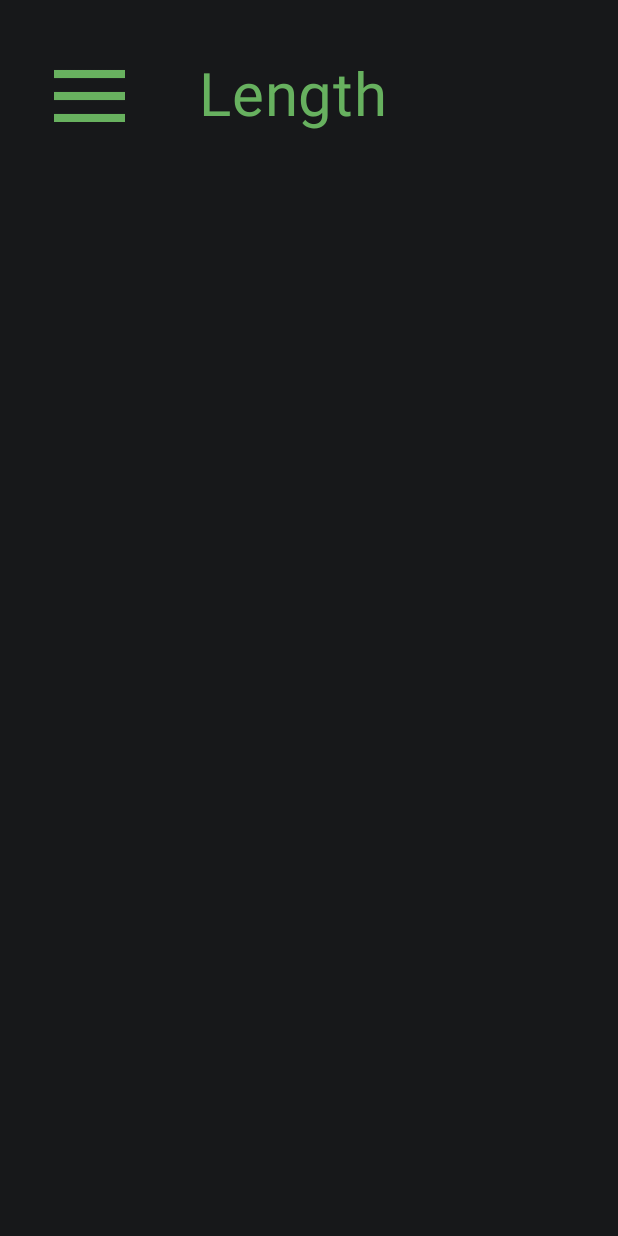
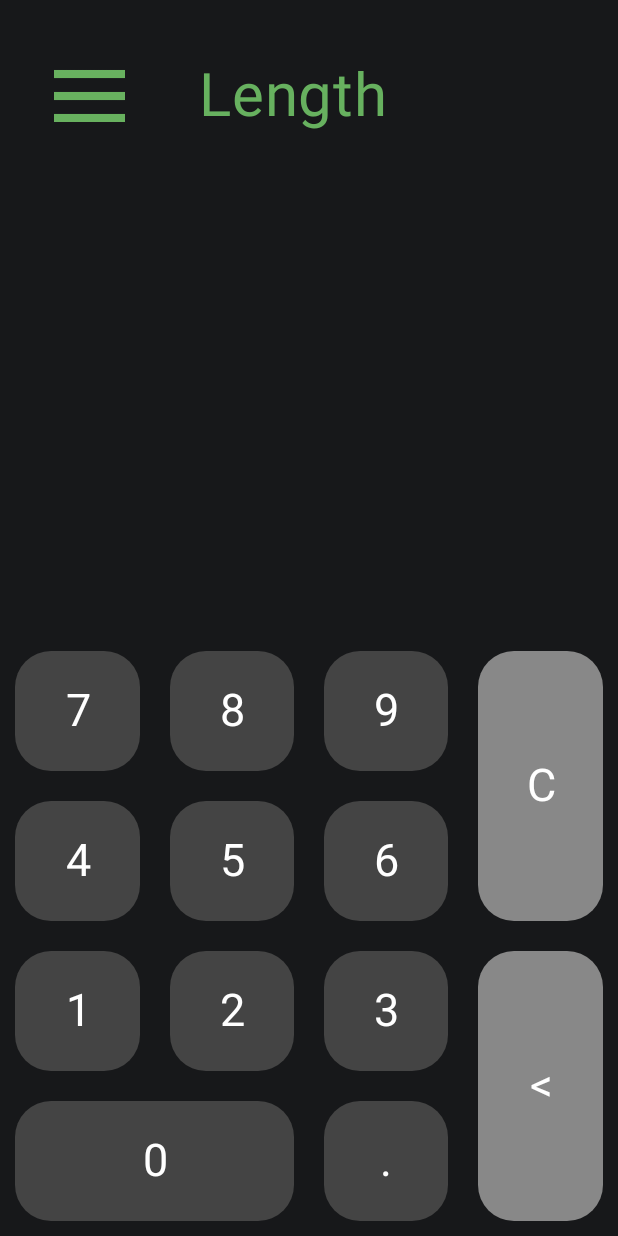
Before and after one commit to Ankumeah/Calculater, an Android app built with Jetpack Compose: the @Preview function PreviewScreen, on a phone screen of 412 x 824 dp. Run offline under Robolectric (Android 15) with nearby library versions, the phone set to English and light mode, and no system bars.

Commit message:
added numpad to OptionTemplate

```diff
--- a/app/src/main/java/com/example/calculater/MainActivity.kt
+++ b/app/src/main/java/com/example/calculater/MainActivity.kt
@@ -19,6 +19,7 @@ import androidx.navigation.compose.NavHost
 import androidx.navigation.compose.composable
 import androidx.navigation.compose.rememberNavController
 import com.example.calculater.ui.theme.CalculaterTheme
+import net.objecthunter.exp4j.ExpressionBuilder
 
 class MainActivity : ComponentActivity() {
     override fun onCreate(savedInstanceState: Bundle?) {
@@ -66,6 +67,10 @@ fun NavController.goTo(destination: String) {
     navigate(destination)
 }
 
+fun eval(expression: String): Double {
+    return ExpressionBuilder(expression).build().evaluate()
+}
+
 //@Preview(showBackground = true)
 //@Composable
 //fun PreviewScreen() {
--- a/app/src/main/java/com/example/calculater/OptionTemplate.kt
+++ b/app/src/main/java/com/example/calculater/OptionTemplate.kt
@@ -1,16 +1,19 @@
 package com.example.calculater
 
 import androidx.compose.foundation.background
+import androidx.compose.foundation.clickable
 import androidx.compose.foundation.layout.Box
 import androidx.compose.foundation.layout.Column
 import androidx.compose.foundation.layout.Row
 import androidx.compose.foundation.layout.fillMaxSize
 import androidx.compose.foundation.layout.fillMaxWidth
 import androidx.compose.foundation.layout.padding
+import androidx.compose.foundation.shape.RoundedCornerShape
 import androidx.compose.material3.Text
 import androidx.compose.runtime.Composable
 import androidx.compose.ui.Alignment
 import androidx.compose.ui.Modifier
+import androidx.compose.ui.graphics.Color
 import androidx.compose.ui.text.style.TextAlign
 import androidx.compose.ui.tooling.preview.Preview
 import androidx.compose.ui.unit.dp
@@ -20,6 +23,35 @@ import androidx.navigation.compose.rememberNavController
 import com.example.calculater.ui.theme.CalculaterTheme
 import com.example.calculater.ui.theme.DarkDarkGray
 import com.example.calculater.ui.theme.DullGreen
+
+// I'm really sorry for the redundant function but the other DigitButton
+// could not be transported without giving it many extra argument,
+// Im sure that it could have been resolved with some foresight which I was just incapable of.
+// It's very hard to realise your mistakes when you are the only programmer in a project
+
+@Composable
+fun DigitButton(modifier: Modifier = Modifier, text: String, color: Color = Color.DarkGray) {
+    Box(modifier = Modifier
+        .fillMaxSize()
+        .clickable {  }) {
+        Box(
+            modifier = Modifier
+                .fillMaxSize()
+                .padding(10.dp)
+                .background(color = color, shape = RoundedCornerShape(24.dp)),
+            contentAlignment = Alignment.Center
+        ) {
+            Text(
+                text = text,
+                color = Color.White,
+                fontSize = 30.sp,
+                textAlign = TextAlign.Center,
+                modifier = modifier
+                    .background(color = color)
+            )
+        }
+    }
+}
 
 @Composable
 fun OptionTemplate(option: String, navController: NavHostController, modifier: Modifier = Modifier.fillMaxSize()) {
@@ -38,13 +70,54 @@ fun OptionTemplate(option: String, navController: NavHostController, modifier: M
             }
             Box(
                 modifier = Modifier.weight(0.75f).fillMaxSize().padding(start = 30.dp, end = 5.dp),
-                contentAlignment = Alignment.Center
+                contentAlignment = Alignment.CenterStart
             ) {
                 Text(text = option, color = DullGreen, fontSize = 40.sp, textAlign = TextAlign.Start, modifier = Modifier.fillMaxWidth())
             }
         }
         Column(modifier = Modifier.weight(0.9f).fillMaxSize()) {
+            Column(modifier = Modifier.weight(0.2f).fillMaxSize()) {
 
+            }
+            Column(modifier = Modifier.weight(0.2f).fillMaxSize()) {
+
+            }
+            Row(modifier = Modifier.weight(0.5f).fillMaxSize()) {
+                Column(modifier = Modifier.weight(0.75f).fillMaxSize()) {
+                    Column(modifier = Modifier.weight(0.75f).fillMaxSize()) {
+                        val buttonList = listOf(
+                            listOf("7", "8", "9"),
+                            listOf("4", "5", "6"),
+                            listOf("1", "2", "3")
+                        )
+                        for (i in buttonList) {
+                            Row(modifier = Modifier.weight(0.33f).fillMaxSize()) {
+                                for (button in i) {
+                                    Box(modifier = Modifier.weight(0.33f).fillMaxSize()) {
+                                        DigitButton(text = button)
+                                    }
+                                }
+                            }
+                        }
+                    }
+                    Row(modifier = Modifier.weight(0.25f).fillMaxSize()) {
+                        Box(modifier = Modifier.weight(0.66f).fillMaxSize()) {
+                            DigitButton(text = "0")
+                        }
+                        Box(modifier = Modifier.weight(0.33f).fillMaxSize()) {
+                            DigitButton(text = ".")
+                        }
+                    }
+                }
+                Column(modifier = Modifier.weight(0.25f).fillMaxSize()) {
+                    Box(modifier = Modifier.weight(0.5f).fillMaxSize()) {
+                        DigitButton(text = "C", color = Color.Gray)
+                    }
+                    Box(modifier = Modifier.weight(0.5f).fillMaxSize()) {
+                        DigitButton(text = "<", color = Color.Gray)
+                    }
+                }
+            }
         }
     }
 }
--- a/app/src/main/java/com/example/calculater/Screen.kt
+++ b/app/src/main/java/com/example/calculater/Screen.kt
@@ -34,10 +34,6 @@ import java.math.BigDecimal
 @Composable
 fun Screen(history: MutableState<MutableList<String>>, modifier: Modifier = Modifier, context: Context, navController: NavHostController) {
     val equation = remember { mutableStateOf("") }
-
-    fun eval(expression: String): Double {
-        return ExpressionBuilder(expression).build().evaluate()
-    }
 
     fun BigDecimal.toIntOrString(): Any {
         return if (this.remainder(BigDecimal.ONE) == 0.0.toBigDecimal()) this.toBigInteger() else this.toString()
```
